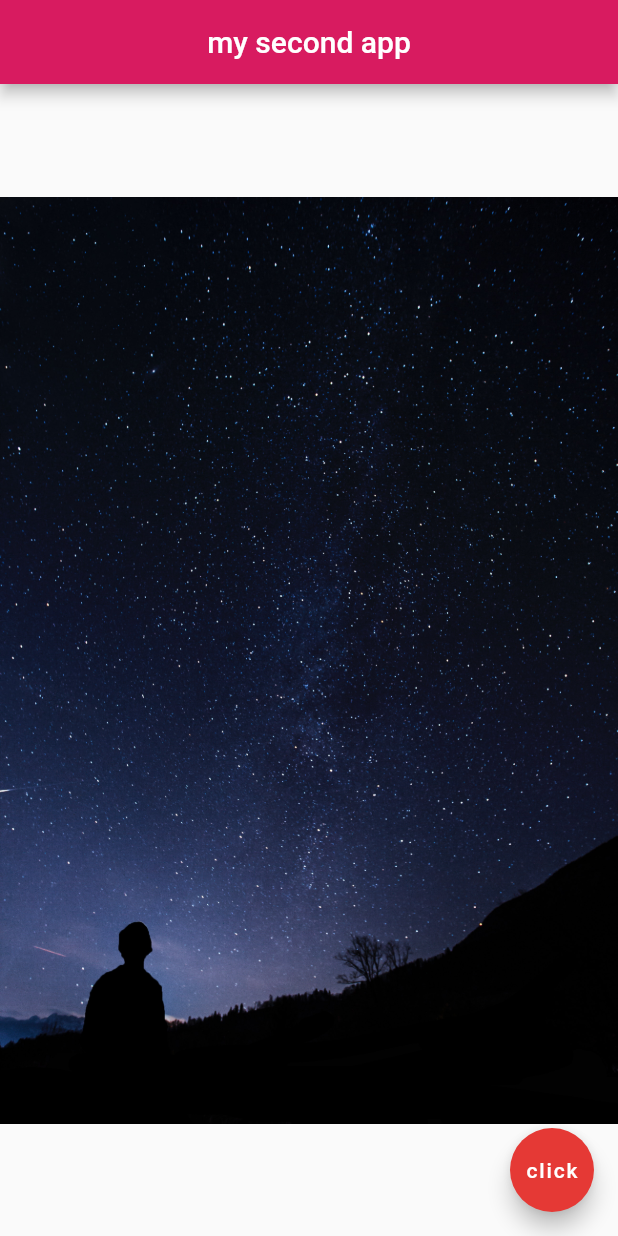
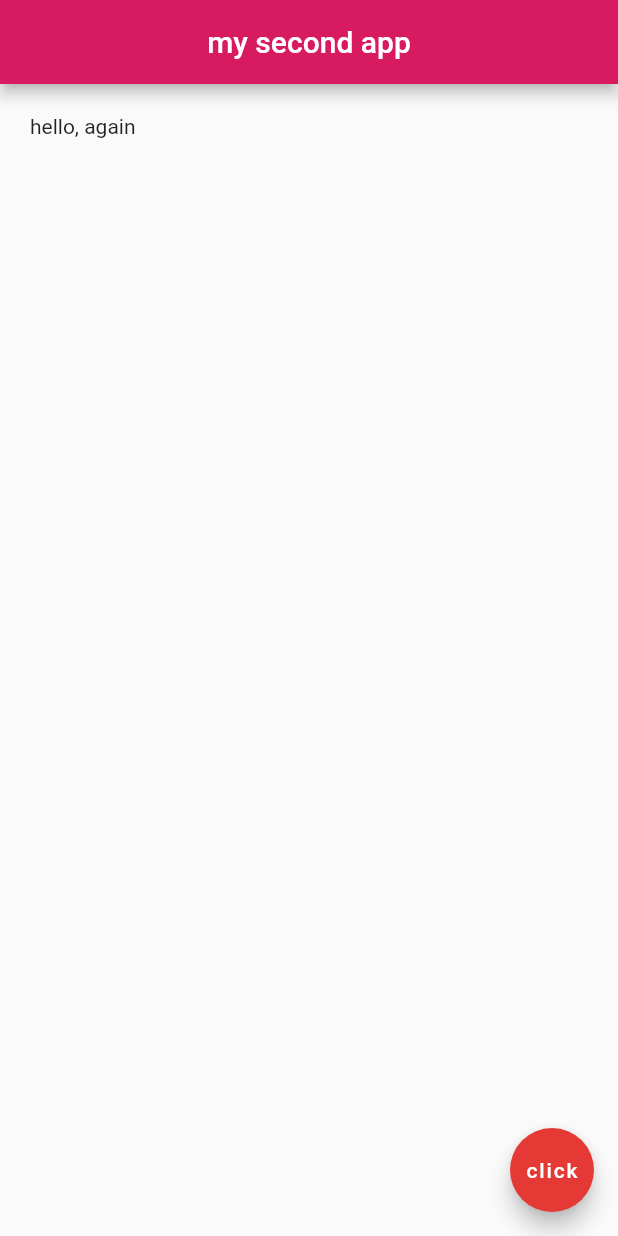
Before and after one commit to HukumBasnet/flutterStart, a Flutter app: the screen it shows after launch, on a phone screen of 412 x 824 dp. Run offline on Flutter 3.47's test engine with Material 2 defaults, Android fonts, the phone set to English and light mode, and no system bars.

Commit message:
simple layout without center

```diff
--- a/lib/main.dart
+++ b/lib/main.dart
@@ -11,8 +11,9 @@ class Home extends StatelessWidget {
         centerTitle: true,
         backgroundColor: Colors.pink[600],
       ),
-      body: Center(
-        child: Image.asset('assests/space-3.jpg'),
+      body: Padding(
+        padding: EdgeInsets.all(20.0),
+        child: Text('hello, again'),
       ),
       floatingActionButton: FloatingActionButton(
         backgroundColor: Colors.red[600],
```
